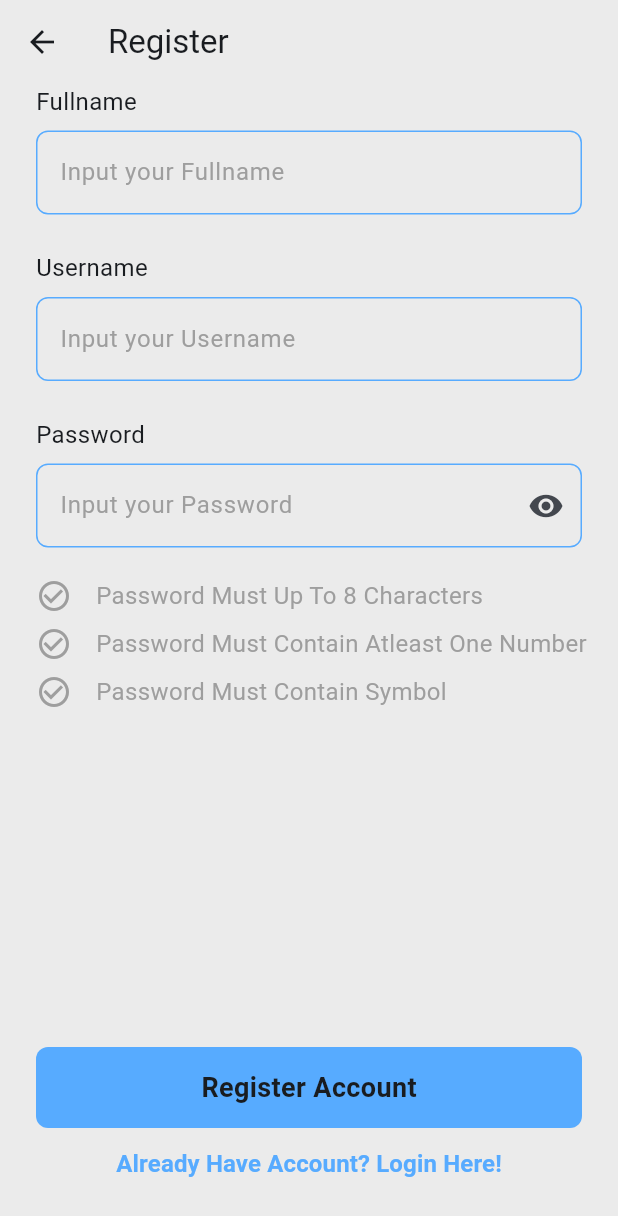
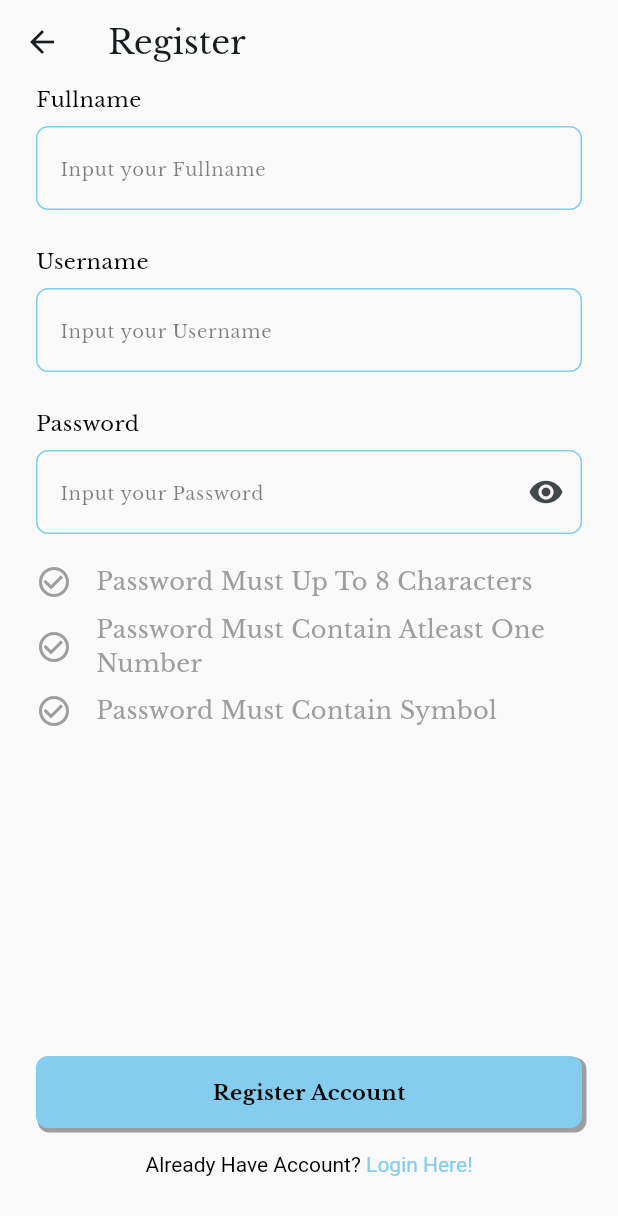
Before and after one commit to AndreeMeilio/college-scheduler, a Flutter app: the RegisterPage screen opened directly, on a phone screen of 412 x 824 dp. Shown: the top 1216 px of the screen. Run offline on Flutter 3.47's test engine with Material 3 defaults, Android fonts, the light colour scheme and no system bars; our stand-ins replace page_transition, toastification.

Commit message:
add font, change color, fix page login and register

```diff
--- a/lib/components/primary_button.dart
+++ b/lib/components/primary_button.dart
@@ -1,4 +1,5 @@
 import 'package:college_scheduler/config/color_config.dart';
+import 'package:college_scheduler/config/text_style_config.dart';
 import 'package:flutter/material.dart';
 
 class PrimaryButtonComponent extends StatelessWidget {
@@ -17,7 +18,17 @@
     return Container(
       decoration: BoxDecoration(
         color: ColorConfig.mainColor,
-        borderRadius: BorderRadius.all(Radius.circular(8.0))
+        borderRadius: BorderRadius.all(Radius.circular(8.0)),
+        boxShadow: [
+          BoxShadow(
+            color: Colors.grey,
+            offset: Offset(
+              2.0,
+              2.0
+            ),
+            spreadRadius: 1.0
+          )
+        ]
       ),
       margin: const EdgeInsets.symmetric(horizontal: 24.0),
       child: Material(
@@ -31,10 +42,7 @@
             alignment: Alignment.center,
             child: Text(
               _label,
-              style: TextStyle(
-                fontSize: 18.0,
-                fontWeight: FontWeight.bold
-              ),
+              style: TextStyleConfig.body1bold
             ),
           ),
         ),
--- a/lib/components/text_form_field.dart
+++ b/lib/components/text_form_field.dart
@@ -1,4 +1,5 @@
 import 'package:college_scheduler/config/color_config.dart';
+import 'package:college_scheduler/config/text_style_config.dart';
 import 'package:flutter/material.dart';
 
 class CustomTextFormField extends StatelessWidget {
@@ -42,9 +43,7 @@
           margin: const EdgeInsets.symmetric(horizontal: 24.0),
           child: Text(
             _label,
-            style: const TextStyle(
-              fontSize: 16.0,
-            ),
+            style: TextStyleConfig.body1
           ),
         ),
         const SizedBox(height: 8.0,),
@@ -70,8 +69,10 @@
               ),
               fillColor: ColorConfig.mainColor,
               hintText: _hint,
-              hintStyle: const TextStyle(
-                color: Colors.grey
+              hintStyle: TextStyleConfig.body2.copyWith(
+                color: Colors.black.withAlpha(
+                  125
+                )
               ),
               suffixIcon: _isPassword
                 ? IconButton(
--- a/lib/config/color_config.dart
+++ b/lib/config/color_config.dart
@@ -1,6 +1,6 @@
 import 'package:flutter/material.dart';
 
 class ColorConfig {
-  static const Color backgroundColor = Color(0xffebebeb);
-  static const Color mainColor = Color(0xff57abff);
+  static const Color backgroundColor = Color(0xffF9F9F9);
+  static const Color mainColor = Color(0xff84CDEE);
 }
--- /dev/null
+++ b/lib/config/text_style_config.dart
@@ -0,0 +1,78 @@
+
+import 'package:flutter/material.dart';
+
+class TextStyleConfig {
+
+  static TextStyle heading1 = TextStyle(
+    fontSize: 18.0,
+    fontWeight: FontWeight.normal,
+    color: Colors.black
+  );
+
+  static TextStyle heading1bold = TextStyle(
+    fontSize: 18.0,
+    fontWeight: FontWeight.w700,
+    color: Colors.black
+  );
+
+  static TextStyle heading2 = TextStyle(
+    fontSize: 16.0,
+    fontWeight: FontWeight.normal,
+    color: Colors.black
+  );
+
+  static TextStyle heading2bold = TextStyle(
+    fontSize: 16.0,
+    fontWeight: FontWeight.w700,
+    color: Colors.black
+  );
+
+  static TextStyle body1 = TextStyle(
+    fontSize: 14.0,
+    fontWeight: FontWeight.normal,
+    color: Colors.black
+  );
+
+  static TextStyle body1bold = TextStyle(
+    fontSize: 14.0,
+    fontWeight: FontWeight.w700,
+    color: Colors.black
+  );
+
+  static TextStyle body2 = TextStyle(
+    fontSize: 12.0,
+    fontWeight: FontWeight.normal,
+    color: Colors.black
+  );
+
+  static TextStyle body2bold = TextStyle(
+    fontSize: 12.0,
+    fontWeight: FontWeight.w700,
+    color: Colors.black
+  );
+
+  static TextStyle small1 = TextStyle(
+    fontSize: 10.0,
+    fontWeight: FontWeight.normal,
+    color: Colors.black
+  );
+
+  static TextStyle small1bold = TextStyle(
+    fontSize: 10.0,
+    fontWeight: FontWeight.w700,
+    color: Colors.black
+  );
+
+  static TextStyle small = TextStyle(
+    fontSize: 8.0,
+    fontWeight: FontWeight.normal,
+    color: Colors.black
+  );
+
+  static TextStyle smallbold = TextStyle(
+    fontSize: 78.0,
+    fontWeight: FontWeight.w700,
+    color: Colors.black
+  );
+
+}
--- a/lib/main.dart
+++ b/lib/main.dart
@@ -16,6 +16,7 @@
       theme: ThemeData(
         colorScheme: ColorScheme.fromSeed(seedColor: ColorConfig.mainColor),
         useMaterial3: true,
+        fontFamily: "LibreBaskerville",
         scaffoldBackgroundColor: ColorConfig.backgroundColor
       ),
       home: LoginPage()
--- a/lib/pages/register_page.dart
+++ b/lib/pages/register_page.dart
@@ -2,6 +2,7 @@
 import 'package:college_scheduler/components/text_button_component.dart';
 import 'package:college_scheduler/components/text_form_field.dart';
 import 'package:college_scheduler/config/color_config.dart';
+import 'package:college_scheduler/config/text_style_config.dart';
 import 'package:toastification/toastification.dart';
 import 'package:flutter/material.dart';
 
@@ -53,6 +54,7 @@
       ),
       body: Column(
         crossAxisAlignment: CrossAxisAlignment.stretch,
+        spacing: 16.0,
         children: [
           Expanded(
             child: SingleChildScrollView(
@@ -130,7 +132,6 @@
               ),
             ),
           ),
-          const SizedBox(height: 24.0,),
           PrimaryButtonComponent(
             onTap: (){
               if (_formRegister.currentState?.validate() ?? false){
@@ -158,11 +159,29 @@
             },
             label: "Register Account",
           ),
-          TextButtonComponent(
-            label: "Already Have Account? Login Here!",
+          GestureDetector(
             onTap: (){
               Navigator.pop(context);
             },
+            child: Container(
+              alignment: Alignment.center,
+              child: RichText(
+                text: TextSpan(
+                  text: "Already Have Account? ",
+                  style: TextStyleConfig.body1.copyWith(
+                    color: Colors.black
+                  ),
+                  children: [
+                    TextSpan(
+                      text: "Login Here!",
+                      style: TextStyleConfig.body1.copyWith(
+                        color: ColorConfig.mainColor
+                      )
+                    )
+                  ]
+                ),
+              ),
+            ),
           ),
           const SizedBox(height: 24.0,),
         ],
@@ -215,11 +234,13 @@
               children: [
                 Icon(Icons.check_circle_outline, color: _passwordRule[key]["activate"] ? ColorConfig.mainColor : Colors.grey,),
                 const SizedBox(width: 16.0,),
-                Text(
-                  _passwordRule[key]["label"],
-                  style: TextStyle(
-                    fontSize: 16.0,
-                    color: _passwordRule[key]["activate"] ? ColorConfig.mainColor : Colors.grey,
+                Expanded(
+                  child: Text(
+                    _passwordRule[key]["label"],
+                    style: TextStyle(
+                      fontSize: 16.0,
+                      color: _passwordRule[key]["activate"] ? ColorConfig.mainColor : Colors.grey,
+                    ),
                   ),
                 )
               ],
```
Also changed, not shown: assets/fonts/OFL.txt (added, +94 -0 lines), lib/pages/login_page.dart (+53 -16 lines), pubspec.yaml (+11 -14 lines), assets/fonts/LibreBaskerville-Bold.ttf (added), assets/fonts/LibreBaskerville-Italic.ttf (added), assets/fonts/LibreBaskerville-Regular.ttf (added), pubspec.lock, 2 other files.
